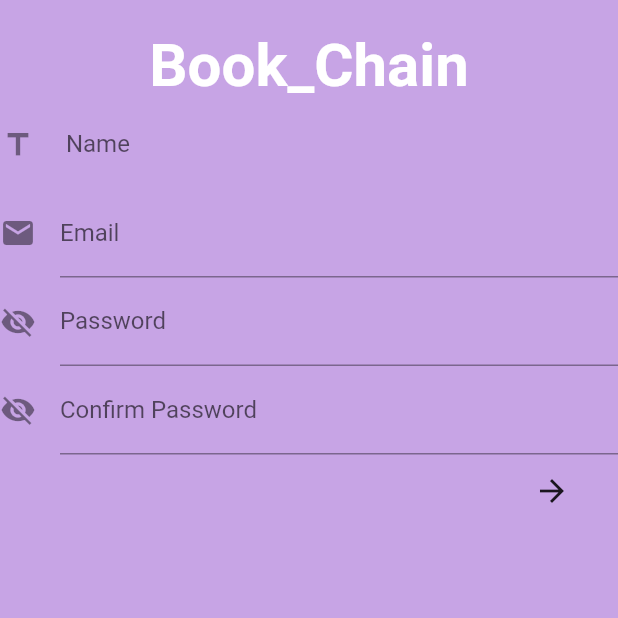
After one commit to Safal-Shrestha-SS/bool_chain_v2, a Flutter app: the screen it shows after launch, after a tap on "Sign Up", on a phone screen of 412 x 824 dp, the top half of it. The commit adds this screen. Run offline on Flutter 3.47's test engine with Material 2 defaults, Android fonts, the phone set to English and light mode, and no system bars; our stand-ins replace cloud_firestore, firebase_auth, firebase_storage, geolocator, image_cropper, image_picker and 1 more; accounts and stored records are empty; statements that could not run were skipped.

Commit message:
color change and sign up page added

```diff
--- a/lib/main.dart
+++ b/lib/main.dart
@@ -4,9 +4,10 @@ import 'screens/home_screen.dart';
 import 'screens/log_in_screen.dart';
 import 'screens/initial_loading_screen.dart';
 import 'services/firebase_auth_service.dart';
+import 'package:flutter/scheduler.dart' show timeDilation;
 
 void main() {
-  // timeDilation = 0.5;
+  timeDilation = 0.00050;
   runApp(MyApp());
 }
 
@@ -20,7 +21,7 @@ class MyApp extends StatelessWidget {
       child: MaterialApp(
         debugShowCheckedModeBanner: false,
         theme: ThemeData.light().copyWith(
-          primaryColor: Color(0xffcf7500),
+          primaryColor: Color(0xffc7a4e5),
           textTheme: TextTheme(
             // bodyText1: TextStyle(color: Colors.black),
             bodyText2: TextStyle(color: Colors.black54),
--- a/lib/screens/log_in_screen.dart
+++ b/lib/screens/log_in_screen.dart
@@ -1,3 +1,4 @@
+import 'package:bool_chain_v2/screens/sign_up.dart';
 import 'package:bool_chain_v2/services/firebase_auth_service.dart';
 import 'package:flutter/material.dart';
 import 'package:provider/provider.dart';
@@ -98,19 +99,15 @@ class _LogInPageState extends State<LogInPage> {
                           setState(() {
                             spinner = true;
                           });
-                          bool fa = await fire.signIN(
-                              email: email, password: password);
-                          if (fa == true) {
-                            setState(() {
-                              spinner = false;
-                            });
+                          try {
+                            await fire.signIn(email, password);
                             Navigator.pushReplacement(
                               context,
                               MaterialPageRoute(
                                 builder: (context) => HomeScreen(),
                               ),
                             );
-                          } else {
+                          } catch (e) {
                             setState(() {
                               spinner = false;
                             });
@@ -127,6 +124,26 @@ class _LogInPageState extends State<LogInPage> {
                       );
                     }),
                   ),
+                ),
+                Row(
+                  mainAxisAlignment: MainAxisAlignment.center,
+                  children: [
+                    GestureDetector(child: Text("Forgot password?")),
+                    SizedBox(
+                      width: 30,
+                    ),
+                    GestureDetector(
+                      child: Text("Sign Up"),
+                      onTap: () {
+                        Navigator.push(
+                          context,
+                          MaterialPageRoute(
+                            builder: (context) => SignUpPage(),
+                          ),
+                        );
+                      },
+                    ),
+                  ],
                 )
               ],
             ),
--- /dev/null
+++ b/lib/screens/sign_up.dart
@@ -0,0 +1,326 @@
+import 'package:bool_chain_v2/data/users.dart';
+import 'package:bool_chain_v2/services/firebase_auth_service.dart';
+import 'package:bool_chain_v2/services/firestorage.dart';
+import 'package:bool_chain_v2/services/geolocation_service.dart';
+import 'package:bool_chain_v2/services/image.dart';
+import 'package:flutter/material.dart';
+import 'package:flutter/services.dart';
+import 'package:geolocator/geolocator.dart';
+import 'package:image_picker/image_picker.dart';
+import 'package:provider/provider.dart';
+import 'package:bool_chain_v2/services/firestore.dart';
+
+class SignUpPage extends StatefulWidget {
+  @override
+  _SignUpPageState createState() => _SignUpPageState();
+}
+
+class _SignUpPageState extends State<SignUpPage> {
+  final GlobalKey<FormState> _formKey = new GlobalKey<FormState>();
+  final PageController _pageController = PageController();
+  Users users = Users();
+  GeoLocationService geoLocationService = GeoLocationService();
+  String _password;
+  String _address = "I don't know";
+  TextEditingController emailInputController = TextEditingController();
+  String emailValidator(String value) {
+    Pattern pattern =
+        r'^(([^<>()[\]\\.,;:\s@\"]+(\.[^<>()[\]\\.,;:\s@\"]+)*)|(\".+\"))@((\[[0-9]{1,3}\.[0-9]{1,3}\.[0-9]{1,3}\.[0-9]{1,3}\])|(([a-zA-Z\-0-9]+\.)+[a-zA-Z]{2,}))$';
+    RegExp regex = new RegExp(pattern);
+    if (!regex.hasMatch(value)) {
+      return 'Email format is invalid';
+    } else if (value == null) {
+      return 'Email cannot be empty';
+    } else {
+      return null;
+    }
+  }
+
+  bool _toggle = false;
+  FireStorageService _storageService = FireStorageService();
+  FirebaseAuthService _authService = FirebaseAuthService();
+  FireStoreService _fireStoreService = FireStoreService();
+  @override
+  Widget build(BuildContext context) {
+    return ChangeNotifierProvider<ImageCapture>(
+      create: (context) => ImageCapture(),
+      child: SafeArea(
+        child: Material(
+            color: Theme.of(context).primaryColor,
+            child: Consumer<ImageCapture>(builder: (context, image, child) {
+              return Form(
+                key: _formKey,
+                child: PageView(
+                  controller: _pageController,
+                  physics: NeverScrollableScrollPhysics(),
+                  children: [
+                    ListView(
+                      children: [
+                        SizedBox(
+                          height: 20,
+                        ),
+                        Text(
+                          'Book_Chain',
+                          textAlign: TextAlign.center,
+                          style: TextStyle(
+                              inherit: false,
+                              fontSize: 40,
+                              color: Colors.white,
+                              fontWeight: FontWeight.bold),
+                        ),
+                        TextFormField(
+                          style: TextStyle(color: Colors.black),
+                          decoration: const InputDecoration(
+                            enabledBorder: InputBorder.none,
+                            icon: const Icon(Icons.title),
+                            hintText: 'Name',
+                            labelText: ' Name',
+                          ),
+                          onSaved: (value) => users.userName = value,
+                          inputFormatters: [
+                            LengthLimitingTextInputFormatter(100)
+                          ],
+                          validator: (val) =>
+                              val.isEmpty ? 'Name is required' : null,
+                        ),
+                        new TextFormField(
+                          style: TextStyle(color: Colors.black),
+                          decoration: const InputDecoration(
+                            icon: const Icon(Icons.email),
+                            hintText: 'Email',
+                            labelText: 'Email',
+                          ),
+                          controller: emailInputController,
+                          keyboardType: TextInputType.emailAddress,
+                          onSaved: (value) => users.userEmail = value,
+                          validator: emailValidator,
+                        ),
+                        TextFormField(
+                          textAlign: TextAlign.justify,
+                          maxLines: 1,
+                          obscureText: true,
+                          textInputAction: TextInputAction.done,
+                          style: TextStyle(color: Colors.black),
+                          decoration: InputDecoration(
+                            icon: Icon(Icons.visibility_off),
+                            hintText: 'Password',
+                            labelText: 'Password',
+                          ),
+                          inputFormatters: [
+                            LengthLimitingTextInputFormatter(30)
+                          ],
+                          onSaved: (value) => _password = value,
+                        ),
+                        TextFormField(
+                            textAlign: TextAlign.justify,
+                            maxLines: 1,
+                            obscureText: true,
+                            textInputAction: TextInputAction.done,
+                            style: TextStyle(color: Colors.black),
+                            decoration: InputDecoration(
+                              icon: Icon(Icons.visibility_off),
+                              hintText: 'Confirm Password',
+                              labelText: 'Confirm Password',
+                            ),
+                            inputFormatters: [
+                              LengthLimitingTextInputFormatter(30)
+                            ],
+                            onSaved: (value) {
+                              print(value);
+                            },
+                            validator: (val) {
+                              String msg;
+                              if (val != _password) {
+                                msg = 'Password do not match';
+                              } else if (val.length <= 7)
+                                msg =
+                                    "Password must be longer than 7 character";
+                              else
+                                msg = null;
+                              return msg;
+                            }),
+                        Container(
+                          alignment: Alignment.centerRight,
+                          child: MaterialButton(
+                              child: Icon(Icons.arrow_forward),
+                              onPressed: () {
+                                _formKey.currentState.save();
+                                if (_formKey.currentState.validate()) {
+                                  _pageController.animateToPage(1,
+                                      duration: Duration(milliseconds: 100),
+                                      curve: Curves.bounceIn);
+                                  print('nani');
+                                }
+                              }),
+                        ),
+                      ],
+                    ),
+                    ListView(
+                      children: <Widget>[
+                        SizedBox(
+                          height: 20,
+                        ),
+                        if (image.imageFile == null) ...[
+                          Center(
+                            child: Stack(
+                              children: [
+                                CircleAvatar(
+                                  radius: 70,
+                                  child: Icon(
+                                    Icons.account_circle,
+                                    size: 140,
+                                  ),
+                                ),
+                                Positioned(
+                                  bottom: 2,
+                                  right: 0,
+                                  child: IconButton(
+                                    icon: Icon(Icons.add_a_photo),
+                                    onPressed: () async {
+                                      await image
+                                          .pickImage(ImageSource.gallery);
+                                    },
+                                  ),
+                                )
+                              ],
+                            ),
+                          ),
+                        ],
+                        if (image.imageFile != null) ...[
+                          Center(
+                            child: Stack(
+                              children: [
+                                CircleAvatar(
+                                  radius: 70,
+                                  child: CircleAvatar(
+                                    radius: 65,
+                                    backgroundImage: FileImage(image.imageFile),
+                                  ),
+                                ),
+                                Positioned(
+                                  bottom: 2,
+                                  right: 0,
+                                  child: IconButton(
+                                    icon: Icon(Icons.add_a_photo),
+                                    onPressed: () async {
+                                      await image
+                                          .pickImage(ImageSource.gallery);
+                                    },
+                                  ),
+                                )
+                              ],
+                            ),
+                          ),
+                        ],
+                        SizedBox(
+                          height: 20,
+                        ),
+                        TextFormField(
+                          textAlign: TextAlign.justify,
+                          maxLines: null,
+                          textInputAction: TextInputAction.done,
+                          style: TextStyle(color: Colors.black),
+                          decoration: InputDecoration(
+                            icon: Icon(Icons.person),
+                            hintText: 'Short Description',
+                            labelText: 'About User',
+                          ),
+                          onSaved: (value) => users.userBio = value,
+                          inputFormatters: [
+                            LengthLimitingTextInputFormatter(500)
+                          ],
+                        ),
+                        SizedBox(
+                          height: 20,
+                        ),
+                        Center(
+                            child: Text(
+                          'Address: $_address',
+                          style: TextStyle(fontWeight: FontWeight.bold),
+                        )),
+                        SizedBox(
+                          height: 20,
+                        ),
+                        GestureDetector(
+                            child: Center(
+                                child: Container(
+                                    width: 200,
+                                    height: 20,
+                                    decoration: BoxDecoration(
+                                        color: Colors.white,
+                                        borderRadius: BorderRadius.only(
+                                          topLeft: Radius.circular(10),
+                                          bottomRight: Radius.circular(10),
+                                        )),
+                                    child: Center(
+                                        child: Text(
+                                      'Get Location',
+                                      textAlign: TextAlign.center,
+                                    )))),
+                            onTap: () async {
+                              Position position =
+                                  await geoLocationService.getLocation();
+                              users.position = position;
+                              users.userAddress =
+                                  await geoLocationService.getAddress(position);
+                              setState(() {
+                                _address = users.userAddress;
+                              });
+                            }),
+                        SizedBox(
+                          height: 20,
+                        ),
+                        Row(
+                          children: [
+                            Checkbox(
+                                value: _toggle,
+                                onChanged: (value) {
+                                  setState(() {
+                                    _toggle = !_toggle;
+                                  });
+                                }),
+                            Expanded(
+                              child: Text(
+                                'I acccept the terms and conditions of BookChain',
+                                strutStyle: StrutStyle(fontSize: 10),
+                              ),
+                            ),
+                          ],
+                        ),
+                        SizedBox(
+                          height: 20,
+                        ),
+                        Container(
+                          padding: EdgeInsets.all(5),
+                          child: RaisedButton(
+                              shape: RoundedRectangleBorder(
+                                  borderRadius: BorderRadius.only(
+                                bottomLeft: Radius.circular(20),
+                                topRight: Radius.circular(20),
+                              )),
+                              child: Text('Register'),
+                              onPressed: () async {
+                                _formKey.currentState.save();
+                                if (users.userAddress == null) {
+                                  setState(() {
+                                    _address = "We need your address";
+                                  });
+                                } else if (_toggle == false) {
+                                  // print("dame");
+                                } else {
+                                  users.userId = await _authService.signUp(
+                                      users.userEmail, _password);
+                                  await _authService.sendEmailVerification();
+                                }
+                              }),
+                        )
+                      ],
+                    ),
+                  ],
+                ),
+              );
+            })),
+      ),
+    );
+  }
+}
```
Also changed, not shown: lib/data/users.dart (+3 -10 lines), lib/screens/home_screen.dart (+7 -1 lines), lib/screens/upload_book.dart (+10 -6 lines), lib/services/firebase_auth_service.dart (+27 -29 lines), lib/services/geolocation_service.dart (+17 -3 lines).
